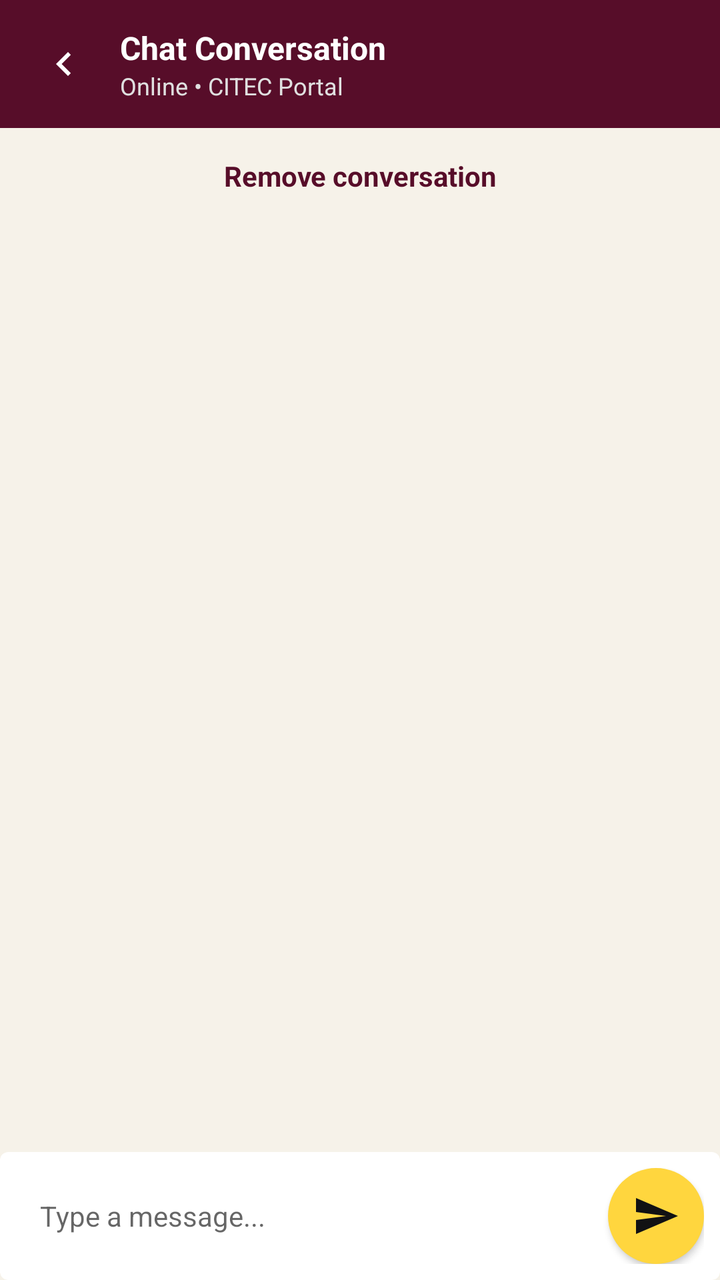
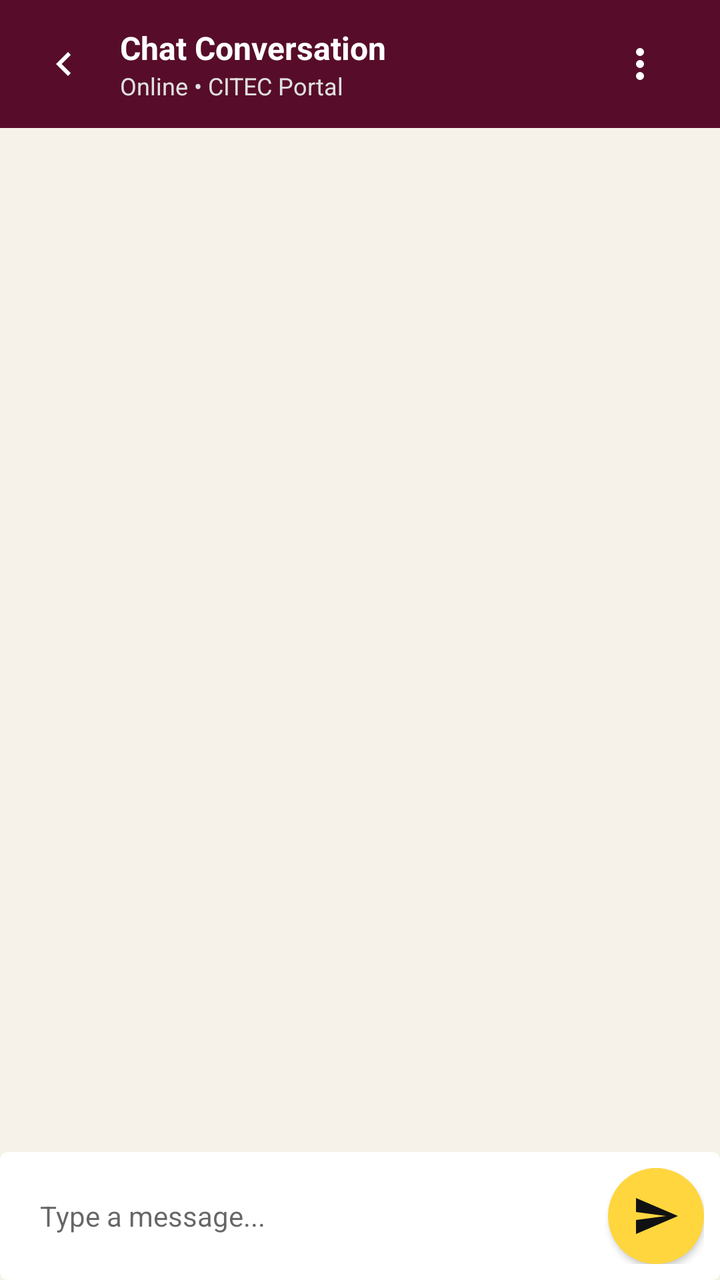

Screens rendered from an Android XML layout before and after an edit, with the pre-edit source and the edit as a unified diff.
<!-- AndroidManifest.xml: application theme Theme.CitecSchedulingApp -->
<!-- res/layout/activity_chat_detail.xml -->
<?xml version='1.0' encoding='utf-8'?>
<RelativeLayout xmlns:android="http://schemas.android.com/apk/res/android" xmlns:app="http://schemas.android.com/apk/res-auto" xmlns:ns1="http://schemas.android.com/tools" android:id="@+id/chatRoot" android:layout_width="match_parent" android:layout_height="match_parent" android:background="@color/bg_light" ns1:context=".ChatDetailActivity">
    <com.google.android.material.card.MaterialCardView android:id="@+id/headerCard" android:layout_width="match_parent" android:layout_height="64dp" android:layout_alignParentTop="true" app:cardBackgroundColor="@color/primary" app:cardCornerRadius="0dp" app:cardElevation="0dp" app:strokeWidth="0dp">
        <RelativeLayout android:layout_width="match_parent" android:layout_height="match_parent" android:paddingHorizontal="16dp">
            <ImageView android:id="@+id/ivBack" android:layout_width="32dp" android:layout_height="32dp" android:layout_alignParentStart="true" android:layout_centerVertical="true" android:background="?attr/selectableItemBackgroundBorderless" android:contentDescription="Back" android:padding="4dp" android:src="@drawable/ic_chevron_right" android:rotation="180" app:tint="@color/white" />
            <LinearLayout android:layout_width="wrap_content" android:layout_height="wrap_content" android:layout_centerVertical="true" android:layout_marginStart="12dp" android:layout_toEndOf="@id/ivBack" android:orientation="vertical">
                <TextView android:id="@+id/tvChatContactName" android:layout_width="wrap_content" android:layout_height="wrap_content" android:text="Chat Conversation" android:textColor="@color/white" android:textSize="16sp" android:textStyle="bold" />
                <TextView android:id="@+id/tvChatContactRole" android:layout_width="wrap_content" android:layout_height="wrap_content" android:text="Online • CITEC Portal" android:textColor="#E0E0E0" android:textSize="12sp" />
            </LinearLayout>
        </RelativeLayout>
    </com.google.android.material.card.MaterialCardView>
    <com.google.android.material.button.MaterialButton android:id="@+id/btnRemoveConversation" style="@style/Widget.MaterialComponents.Button.TextButton" android:layout_width="match_parent" android:layout_height="wrap_content" android:layout_below="@id/headerCard" android:text="@string/chat_remove_conversation" android:textAllCaps="false" android:letterSpacing="0" />
    <com.google.android.material.card.MaterialCardView android:id="@+id/inputCard" android:layout_width="match_parent" android:layout_height="wrap_content" android:layout_alignParentBottom="true" app:cardBackgroundColor="@color/white" app:cardElevation="0dp" app:strokeWidth="0dp">
        <LinearLayout android:layout_width="match_parent" android:layout_height="wrap_content" android:gravity="center_vertical" android:orientation="horizontal" android:padding="8dp">
            <com.google.android.material.textfield.TextInputEditText android:id="@+id/etMessageInput" android:layout_width="0dp" android:layout_height="wrap_content" android:layout_weight="1" android:background="@null" android:hint="Type a message..." android:inputType="textMultiLine" android:maxLines="4" android:padding="12dp" android:textColor="@color/text_primary" android:textSize="14sp" />
            <com.google.android.material.button.MaterialButton android:id="@+id/btnSend" style="@style/Widget.MaterialComponents.Button" android:layout_width="48dp" android:layout_height="48dp" android:layout_marginStart="8dp" android:insetLeft="0dp" android:insetTop="0dp" android:insetRight="0dp" android:insetBottom="0dp" android:padding="0dp" app:backgroundTint="@color/brand_yellow" app:cornerRadius="24dp" app:icon="@drawable/ic_send" app:iconGravity="textStart" app:iconPadding="0dp" app:iconTint="@color/brand_ink" android:textAllCaps="false" android:letterSpacing="0" android:textColor="@color/brand_ink" />
        </LinearLayout>
    </com.google.android.material.card.MaterialCardView>
    <ScrollView android:id="@+id/scrollView" android:layout_width="match_parent" android:layout_height="match_parent" android:layout_above="@id/inputCard" android:layout_below="@id/btnRemoveConversation" android:fillViewport="true" android:padding="16dp">
        <LinearLayout android:id="@+id/containerMessages" android:layout_width="match_parent" android:layout_height="wrap_content" android:orientation="vertical" />
    </ScrollView>
</RelativeLayout>
<!-- resources referenced by this layout -->
<resources>
  <color name="bg_light">#F6F2E9</color>
  <color name="brand_ink">#111113</color>
  <color name="brand_yellow">#FFD63E</color>
  <color name="primary">#570D29</color>
  <color name="text_primary">#111113</color>
  <color name="white">#FFFFFF</color>
  <!-- drawable ic_chevron_right (drawable) -->
  <?xml version="1.0" encoding="utf-8"?>
  <vector xmlns:android="http://schemas.android.com/apk/res/android"
      android:width="24dp"
      android:height="24dp"
      android:viewportWidth="24"
      android:viewportHeight="24">
      <path
          android:fillColor="#FF000000"
          android:pathData="M10,6L8.59,7.41 13.17,12l-4.58,4.59L10,18l6,-6z" />
  </vector>
  <!-- drawable ic_send (drawable) -->
  <?xml version="1.0" encoding="utf-8"?>
  <vector xmlns:android="http://schemas.android.com/apk/res/android"
      android:width="24dp"
      android:height="24dp"
      android:viewportWidth="24"
      android:viewportHeight="24">
      <path
          android:fillColor="#FF000000"
          android:pathData="M2.01,21L23,12 2.01,3 2,10l15,2 -15,2z" />
  </vector>
  <string name="chat_remove_conversation">Remove conversation</string>
  <color name="primary_dark">#3B091C</color>
  <color name="text_secondary">#625D60</color>
  <style name="Widget.Citec.Button" parent="Widget.MaterialComponents.Button">
          <item name="android:textAllCaps">false</item>
          <item name="android:letterSpacing">0</item>
          <item name="cornerRadius">12dp</item>
          <item name="android:textStyle">bold</item>
      </style>
  <style name="Widget.Citec.Input" parent="Widget.MaterialComponents.TextInputLayout.OutlinedBox">
          <item name="boxBackgroundColor">@color/bg_light</item>
          <item name="boxStrokeColor">@color/primary</item>
          <item name="hintTextColor">@color/primary</item>
          <item name="boxCornerRadiusTopStart">10dp</item>
          <item name="boxCornerRadiusTopEnd">10dp</item>
          <item name="boxCornerRadiusBottomStart">10dp</item>
          <item name="boxCornerRadiusBottomEnd">10dp</item>
      </style>
  <style name="WeeklyAvailabilityDialog" parent="ThemeOverlay.MaterialComponents.MaterialAlertDialog">
          <item name="android:colorBackground">@color/white</item>
          <item name="colorSurface">@color/white</item>
          <item name="android:textColorPrimary">@color/text_primary</item>
          <item name="android:textColorSecondary">@color/text_secondary</item>
      </style>
  <!-- unchanged entries left out for length: 1 -->
</resources>

<!-- the commit's change to res/layout/activity_chat_detail.xml (unified diff, before → after) -->
@@ -3,20 +3,50 @@
     <com.google.android.material.card.MaterialCardView android:id="@+id/headerCard" android:layout_width="match_parent" android:layout_height="64dp" android:layout_alignParentTop="true" app:cardBackgroundColor="@color/primary" app:cardCornerRadius="0dp" app:cardElevation="0dp" app:strokeWidth="0dp">
         <RelativeLayout android:layout_width="match_parent" android:layout_height="match_parent" android:paddingHorizontal="16dp">
             <ImageView android:id="@+id/ivBack" android:layout_width="32dp" android:layout_height="32dp" android:layout_alignParentStart="true" android:layout_centerVertical="true" android:background="?attr/selectableItemBackgroundBorderless" android:contentDescription="Back" android:padding="4dp" android:src="@drawable/ic_chevron_right" android:rotation="180" app:tint="@color/white" />
-            <LinearLayout android:layout_width="wrap_content" android:layout_height="wrap_content" android:layout_centerVertical="true" android:layout_marginStart="12dp" android:layout_toEndOf="@id/ivBack" android:orientation="vertical">
+            <LinearLayout android:layout_width="match_parent" android:layout_height="wrap_content" android:layout_centerVertical="true" android:layout_marginStart="12dp" android:layout_toEndOf="@id/ivBack" android:layout_toStartOf="@id/btnRemoveConversation" android:orientation="vertical">
                 <TextView android:id="@+id/tvChatContactName" android:layout_width="wrap_content" android:layout_height="wrap_content" android:text="Chat Conversation" android:textColor="@color/white" android:textSize="16sp" android:textStyle="bold" />
                 <TextView android:id="@+id/tvChatContactRole" android:layout_width="wrap_content" android:layout_height="wrap_content" android:text="Online • CITEC Portal" android:textColor="#E0E0E0" android:textSize="12sp" />
             </LinearLayout>
+            <com.google.android.material.button.MaterialButton
+                android:id="@+id/btnRemoveConversation"
+                style="@style/Widget.MaterialComponents.Button.TextButton"
+                android:layout_width="48dp" android:layout_height="48dp"
+                android:layout_alignParentEnd="true" android:layout_centerVertical="true"
+                android:contentDescription="@string/chat_conversation_options"
+                android:padding="12dp" android:insetLeft="0dp" android:insetRight="0dp"
+                app:icon="@drawable/ic_more_vertical" app:iconTint="@color/white"
+                app:iconPadding="0dp" app:iconGravity="textStart" />
         </RelativeLayout>
     </com.google.android.material.card.MaterialCardView>
-    <com.google.android.material.button.MaterialButton android:id="@+id/btnRemoveConversation" style="@style/Widget.MaterialComponents.Button.TextButton" android:layout_width="match_parent" android:layout_height="wrap_content" android:layout_below="@id/headerCard" android:text="@string/chat_remove_conversation" android:textAllCaps="false" android:letterSpacing="0" />
     <com.google.android.material.card.MaterialCardView android:id="@+id/inputCard" android:layout_width="match_parent" android:layout_height="wrap_content" android:layout_alignParentBottom="true" app:cardBackgroundColor="@color/white" app:cardElevation="0dp" app:strokeWidth="0dp">
-        <LinearLayout android:layout_width="match_parent" android:layout_height="wrap_content" android:gravity="center_vertical" android:orientation="horizontal" android:padding="8dp">
+        <LinearLayout android:layout_width="match_parent" android:layout_height="wrap_content" android:orientation="vertical">
+            <LinearLayout android:id="@+id/replyPreview" android:layout_width="match_parent"
+                android:layout_height="wrap_content" android:orientation="horizontal"
+                android:gravity="center_vertical" android:paddingStart="16dp" android:paddingEnd="8dp"
+                android:paddingTop="8dp" android:paddingBottom="8dp"
+                android:background="@color/brand_tint" android:visibility="gone">
+                <LinearLayout android:layout_width="0dp" android:layout_height="wrap_content"
+                    android:layout_weight="1" android:orientation="vertical">
+                    <TextView android:id="@+id/tvReplyAuthor" android:layout_width="match_parent"
+                        android:layout_height="wrap_content" android:textSize="12sp" android:textStyle="bold"
+                        android:textColor="@color/primary" android:maxLines="1" android:ellipsize="end" />
+                    <TextView android:id="@+id/tvReplyExcerpt" android:layout_width="match_parent"
+                        android:layout_height="wrap_content" android:layout_marginTop="3dp"
+                        android:textSize="13sp" android:textColor="@color/text_secondary"
+                        android:maxLines="2" android:ellipsize="end" />
+                </LinearLayout>
+                <ImageButton android:id="@+id/btnCancelReply" android:layout_width="48dp"
+                    android:layout_height="48dp" android:contentDescription="@string/chat_cancel_reply"
+                    android:background="?attr/selectableItemBackgroundBorderless" android:padding="14dp"
+                    android:src="@android:drawable/ic_menu_close_clear_cancel" app:tint="@color/primary" />
+            </LinearLayout>
+            <LinearLayout android:layout_width="match_parent" android:layout_height="wrap_content" android:gravity="center_vertical" android:orientation="horizontal" android:padding="8dp">
             <com.google.android.material.textfield.TextInputEditText android:id="@+id/etMessageInput" android:layout_width="0dp" android:layout_height="wrap_content" android:layout_weight="1" android:background="@null" android:hint="Type a message..." android:inputType="textMultiLine" android:maxLines="4" android:padding="12dp" android:textColor="@color/text_primary" android:textSize="14sp" />
-            <com.google.android.material.button.MaterialButton android:id="@+id/btnSend" style="@style/Widget.MaterialComponents.Button" android:layout_width="48dp" android:layout_height="48dp" android:layout_marginStart="8dp" android:insetLeft="0dp" android:insetTop="0dp" android:insetRight="0dp" android:insetBottom="0dp" android:padding="0dp" app:backgroundTint="@color/brand_yellow" app:cornerRadius="24dp" app:icon="@drawable/ic_send" app:iconGravity="textStart" app:iconPadding="0dp" app:iconTint="@color/brand_ink" android:textAllCaps="false" android:letterSpacing="0" android:textColor="@color/brand_ink" />
+            <com.google.android.material.button.MaterialButton android:id="@+id/btnSend" style="@style/Widget.MaterialComponents.Button" android:layout_width="48dp" android:layout_height="48dp" android:layout_marginStart="8dp" android:contentDescription="@string/chat_send" android:insetLeft="0dp" android:insetTop="0dp" android:insetRight="0dp" android:insetBottom="0dp" android:padding="0dp" app:backgroundTint="@color/brand_yellow" app:cornerRadius="24dp" app:icon="@drawable/ic_send" app:iconGravity="textStart" app:iconPadding="0dp" app:iconTint="@color/brand_ink" android:textAllCaps="false" android:letterSpacing="0" android:textColor="@color/brand_ink" />
+            </LinearLayout>
         </LinearLayout>
     </com.google.android.material.card.MaterialCardView>
-    <ScrollView android:id="@+id/scrollView" android:layout_width="match_parent" android:layout_height="match_parent" android:layout_above="@id/inputCard" android:layout_below="@id/btnRemoveConversation" android:fillViewport="true" android:padding="16dp">
+    <ScrollView android:id="@+id/scrollView" android:layout_width="match_parent" android:layout_height="match_parent" android:layout_above="@id/inputCard" android:layout_below="@id/headerCard" android:fillViewport="true" android:padding="16dp">
         <LinearLayout android:id="@+id/containerMessages" android:layout_width="match_parent" android:layout_height="wrap_content" android:orientation="vertical" />
     </ScrollView>
 </RelativeLayout>
<!-- resource entries referenced after the edit -->
@@ -2,6 +2,7 @@
 <resources>
   <color name="bg_light">#F6F2E9</color>
   <color name="brand_ink">#111113</color>
+  <color name="brand_tint">#F0E7E3</color>
   <color name="brand_yellow">#FFD63E</color>
   <color name="primary">#570D29</color>
   <color name="text_primary">#111113</color>
@@ -17,6 +18,10 @@
           android:fillColor="#FF000000"
           android:pathData="M10,6L8.59,7.41 13.17,12l-4.58,4.59L10,18l6,-6z" />
   </vector>
+  <!-- drawable ic_more_vertical (drawable) -->
+  <vector xmlns:android="http://schemas.android.com/apk/res/android" android:width="24dp" android:height="24dp" android:viewportWidth="24" android:viewportHeight="24">
+      <path android:fillColor="#000000" android:pathData="M12,8a2,2 0,1 0,0 -4,2 2,0 0,0 0,4zM12,14a2,2 0,1 0,0 -4,2 2,0 0,0 0,4zM12,20a2,2 0,1 0,0 -4,2 2,0 0,0 0,4z" />
+  </vector>
   <!-- drawable ic_send (drawable) -->
   <?xml version="1.0" encoding="utf-8"?>
   <vector xmlns:android="http://schemas.android.com/apk/res/android"
@@ -28,7 +33,9 @@
           android:fillColor="#FF000000"
           android:pathData="M2.01,21L23,12 2.01,3 2,10l15,2 -15,2z" />
   </vector>
-  <string name="chat_remove_conversation">Remove conversation</string>
+  <string name="chat_cancel_reply">Cancel reply</string>
+  <string name="chat_conversation_options">Conversation options</string>
+  <string name="chat_send">Send message</string>
   <color name="primary_dark">#3B091C</color>
   <color name="text_secondary">#625D60</color>
   <style name="Widget.Citec.Button" parent="Widget.MaterialComponents.Button">
